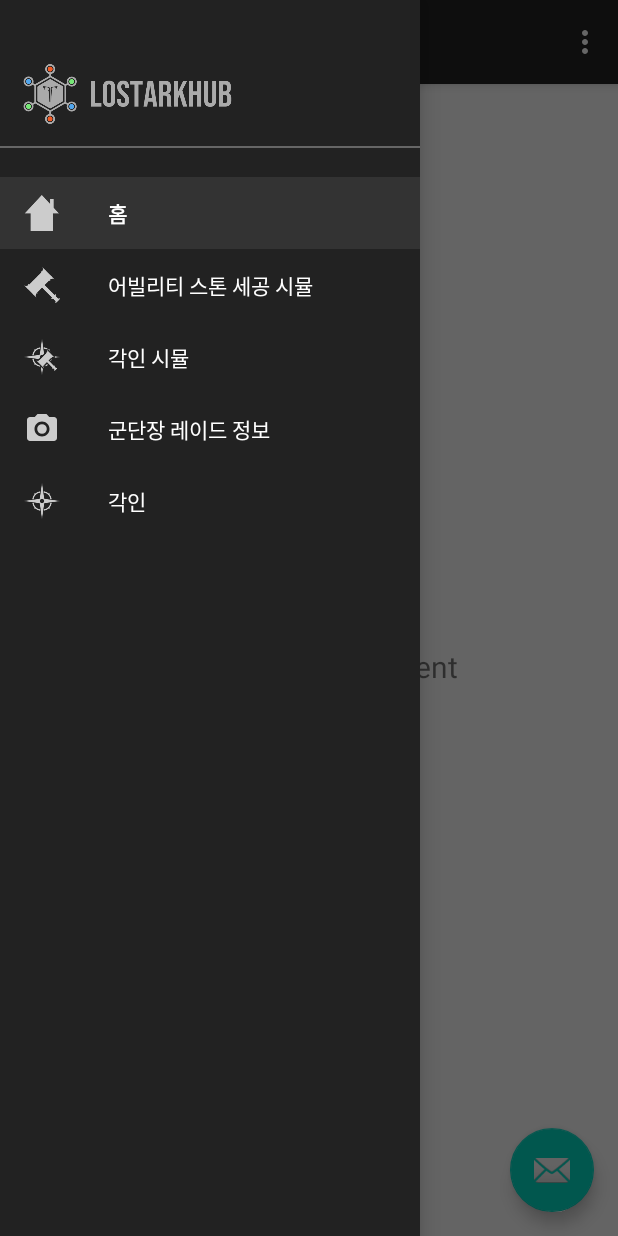
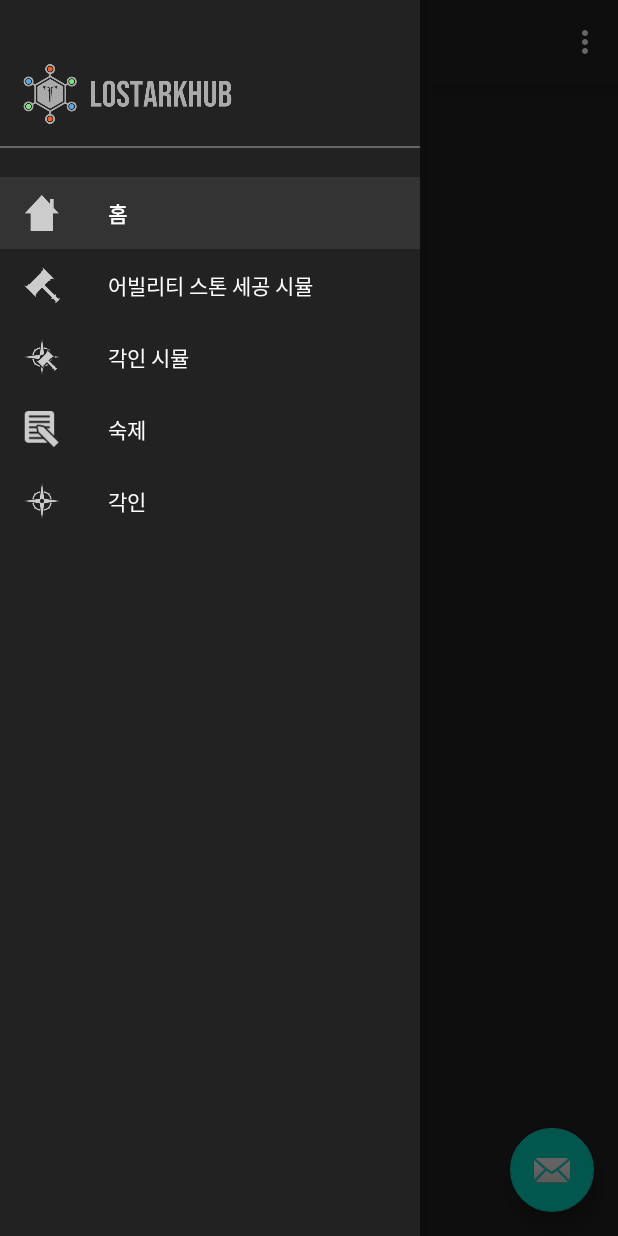
Before and after one commit to zeratul188/LostArkHub, an Android app: the screen it shows after launch (MainActivity), with the side drawer open, on a phone screen of 412 x 824 dp. Run offline under Robolectric (Android 15) with nearby library versions, the phone set to English and light mode, and no system bars; our stand-ins replace navigation-ui.

Commit message:
20211019 1608    박성민

```diff
--- a/app/src/main/java/com/example/lostarkapplication/ui/home/HomeFragment.java
+++ b/app/src/main/java/com/example/lostarkapplication/ui/home/HomeFragment.java
@@ -23,13 +23,9 @@ public class HomeFragment extends Fragment {
         homeViewModel =
                 ViewModelProviders.of(this).get(HomeViewModel.class);
         View root = inflater.inflate(R.layout.fragment_home, container, false);
-        final TextView textView = root.findViewById(R.id.text_home);
-        homeViewModel.getText().observe(getViewLifecycleOwner(), new Observer<String>() {
-            @Override
-            public void onChanged(@Nullable String s) {
-                textView.setText(s);
-            }
-        });
+
+
+
         return root;
     }
 }
--- /dev/null
+++ b/app/src/main/res/drawable/nav_boss_icon.xml
@@ -0,0 +1,6 @@
+<?xml version="1.0" encoding="utf-8"?>
+<layer-list xmlns:android="http://schemas.android.com/apk/res/android">
+    <item android:drawable="@drawable/nav_boss"
+        android:width="24dp"
+        android:height="24dp"/>
+</layer-list>
--- a/app/src/main/res/menu/activity_main_drawer.xml
+++ b/app/src/main/res/menu/activity_main_drawer.xml
@@ -18,7 +18,7 @@
             android:title="@string/menu_slideshow" />
         <item
             android:id="@+id/nav_commander"
-            android:icon="@drawable/ic_menu_camera"
+            android:icon="@drawable/nav_boss_icon"
             android:title="@string/menu_commander" />
         <item
             android:id="@+id/nav_stamp"
--- a/app/src/main/res/values/strings.xml
+++ b/app/src/main/res/values/strings.xml
@@ -10,7 +10,7 @@
     <string name="menu_home">홈</string>
     <string name="menu_gallery">어빌리티 스톤 세공 시뮬</string>
     <string name="menu_slideshow">각인 시뮬</string>
-    <string name="menu_commander">군단장 레이드 정보</string>
+    <string name="menu_commander">숙제</string>
     <string name="menu_stamp">각인</string>
 
     <string name="home_second">Home Second</string>
```
Also changed, not shown: app/src/main/res/layout/fragment_home.xml (+8 -14 lines), app/src/main/res/drawable/nav_boss.png (added).
